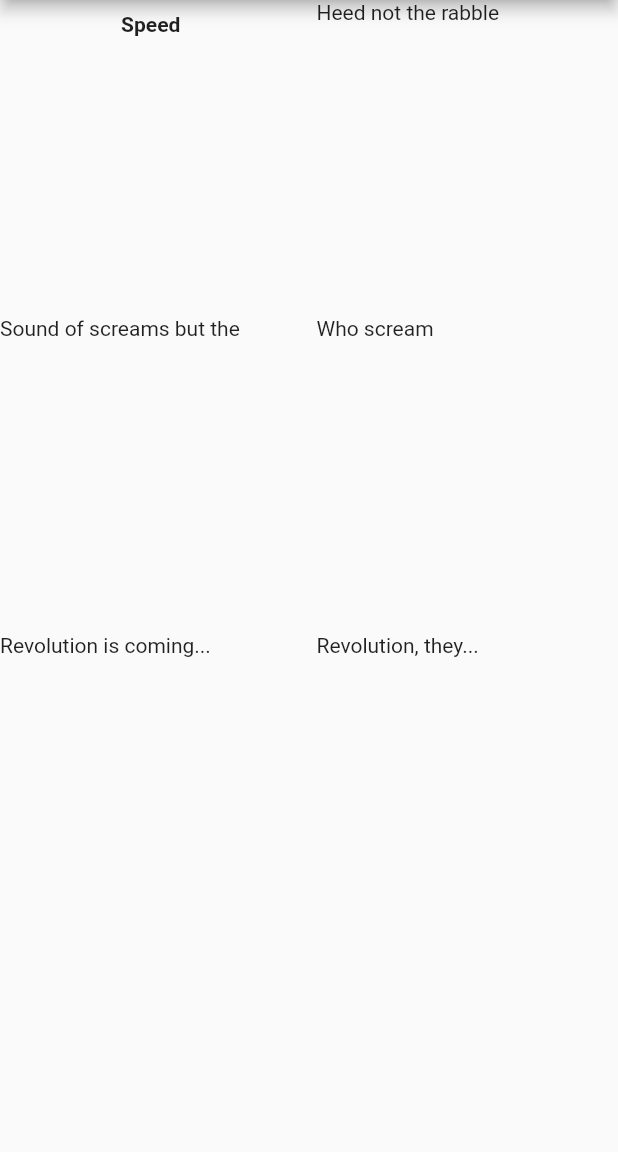
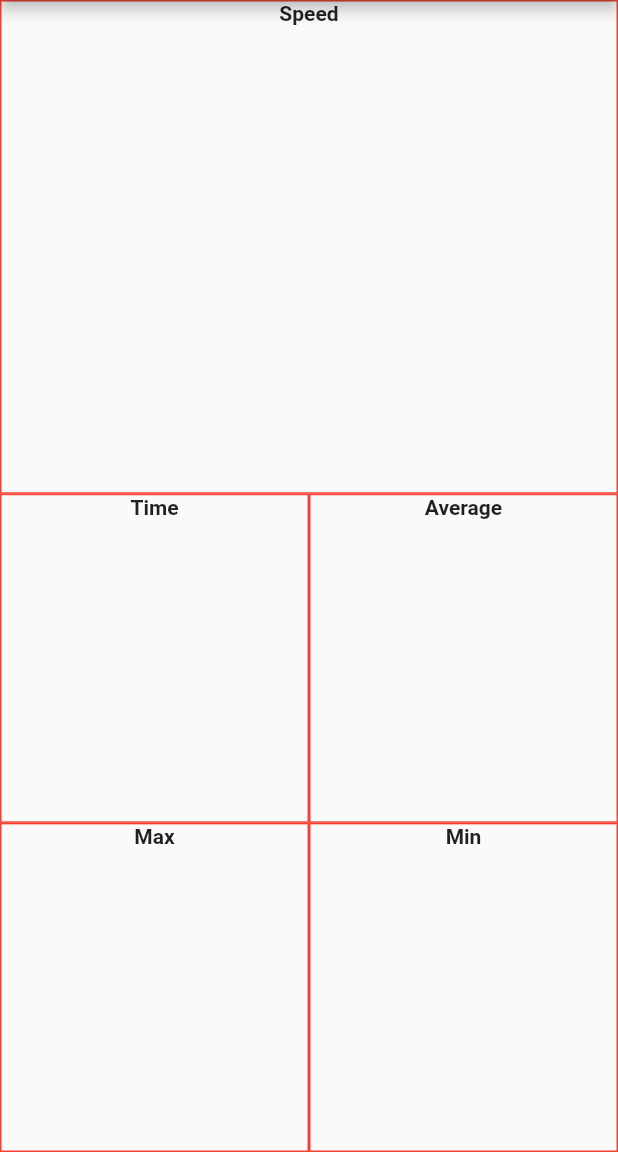
Before and after one commit to helmutheinz2002/bikemeter, a Flutter app: the screen it shows after launch, on a phone screen of 412 x 824 dp, the part 84-1236 px from its top. Run offline on Flutter 3.47's test engine with Material 2 defaults, Android fonts, the phone set to English and light mode, and no system bars; drawn by our look-alikes of flutter_platform_widgets.

Commit message:
Basic layout

```diff
--- a/lib/dashboard.dart
+++ b/lib/dashboard.dart
@@ -1,5 +1,6 @@
 import 'package:flutter/material.dart';
 import 'package:flutter_platform_widgets/flutter_platform_widgets.dart';
+import "dashboard_cell.dart";
 
 class Dashboard extends StatefulWidget {
   @override
@@ -9,52 +10,38 @@ class Dashboard extends StatefulWidget {
 class _DashboardState extends State<Dashboard> {
   @override
   Widget build(BuildContext context) {
-    return GridView.count(
-      primary: false,
-      crossAxisSpacing: 10,
-      mainAxisSpacing: 10,
-      crossAxisCount: 2,
+    return Column(
       children: <Widget>[
-        Container(
-          padding: const EdgeInsets.all(8),
-          child: DataCell('Speed'),
-
-//          color: Colors.teal[100],
+        Expanded(
+          flex: 3,
+          child: Row(
+            children: <Widget>[
+              DashboardCell("Speed"),
+            ],
+            crossAxisAlignment: CrossAxisAlignment.stretch,
+          ),
         ),
-        Container(
-          child: const Text('Heed not the rabble'),
+        Expanded(
+          flex: 2,
+          child: Row(
+            children: <Widget>[
+              DashboardCell("Time"),
+              DashboardCell("Average"),
+            ],
+            crossAxisAlignment: CrossAxisAlignment.stretch,
+          ),
         ),
-        Container(
-          child: const Text('Sound of screams but the'),
-        ),
-        Container(
-          child: const Text('Who scream'),
-        ),
-        Container(
-          child: const Text('Revolution is coming...'),
-        ),
-        Container(
-          child: const Text('Revolution, they...'),
+        Expanded(
+          flex: 2,
+          child: Row(
+            children: <Widget>[
+              DashboardCell("Max"),
+              DashboardCell("Min"),
+            ],
+            crossAxisAlignment: CrossAxisAlignment.stretch,
+          ),
         ),
       ],
     );
   }
 }
-
-class DataCell extends StatefulWidget {
-  String _title;
-
-  DataCell(String this._title);
-
-  @override
-  State<StatefulWidget> createState() {
-    return DataCellState();
-  }
-}
-
-class DataCellState extends State<DataCell> {
-  @override
-  Widget build(BuildContext context) {
-    return Text(widget._title, textAlign: TextAlign.center, style: TextStyle(fontWeight: FontWeight.bold),);
-  }
-}
--- /dev/null
+++ b/lib/dashboard_cell.dart
@@ -0,0 +1,34 @@
+import 'package:flutter/material.dart';
+import 'package:flutter_platform_widgets/flutter_platform_widgets.dart';
+
+class DashboardCell extends StatefulWidget {
+  String _title;
+
+  DashboardCell(String this._title);
+
+  @override
+  State<StatefulWidget> createState() {
+    return DashboardCellState();
+  }
+}
+
+class DashboardCellState extends State<DashboardCell> {
+  @override
+  Widget build(BuildContext context) {
+    return Expanded(
+      child: Container(
+        decoration: BoxDecoration(
+          border: Border.all(
+            width: 1,
+            color: Colors.red,
+          ),
+        ),
+        child: Text(
+          widget._title,
+          textAlign: TextAlign.center,
+          style: TextStyle(fontWeight: FontWeight.bold),
+        ),
+      ),
+    );
+  }
+}
```
Also changed, not shown: lib/main.dart (+4 -102 lines).
